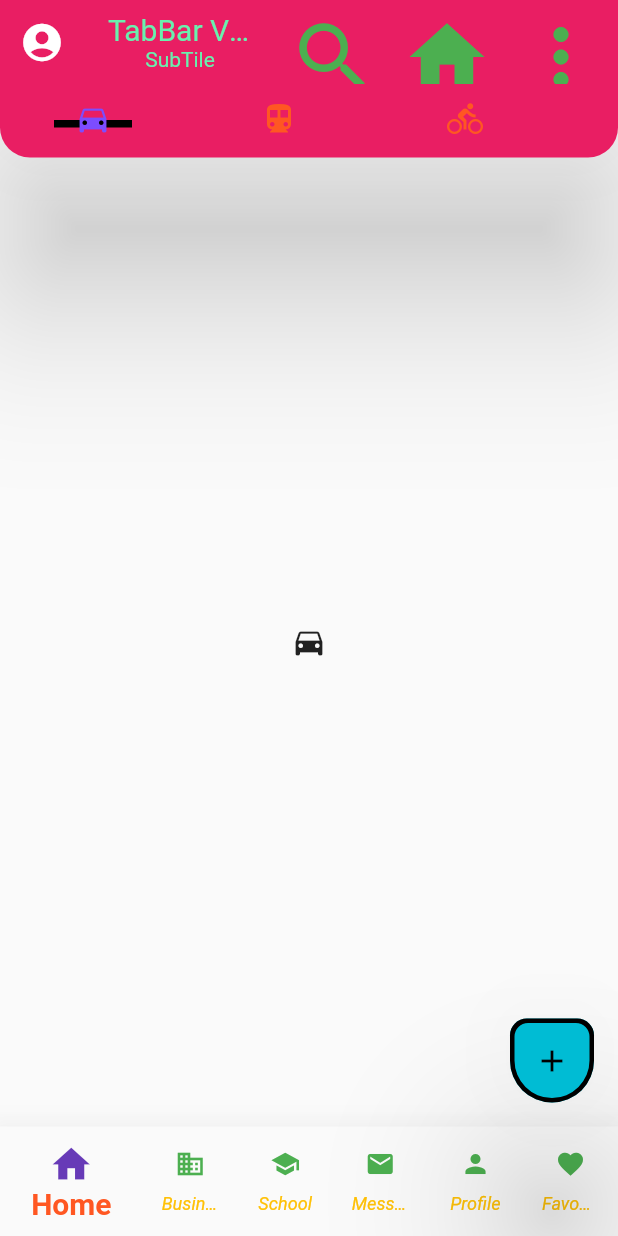
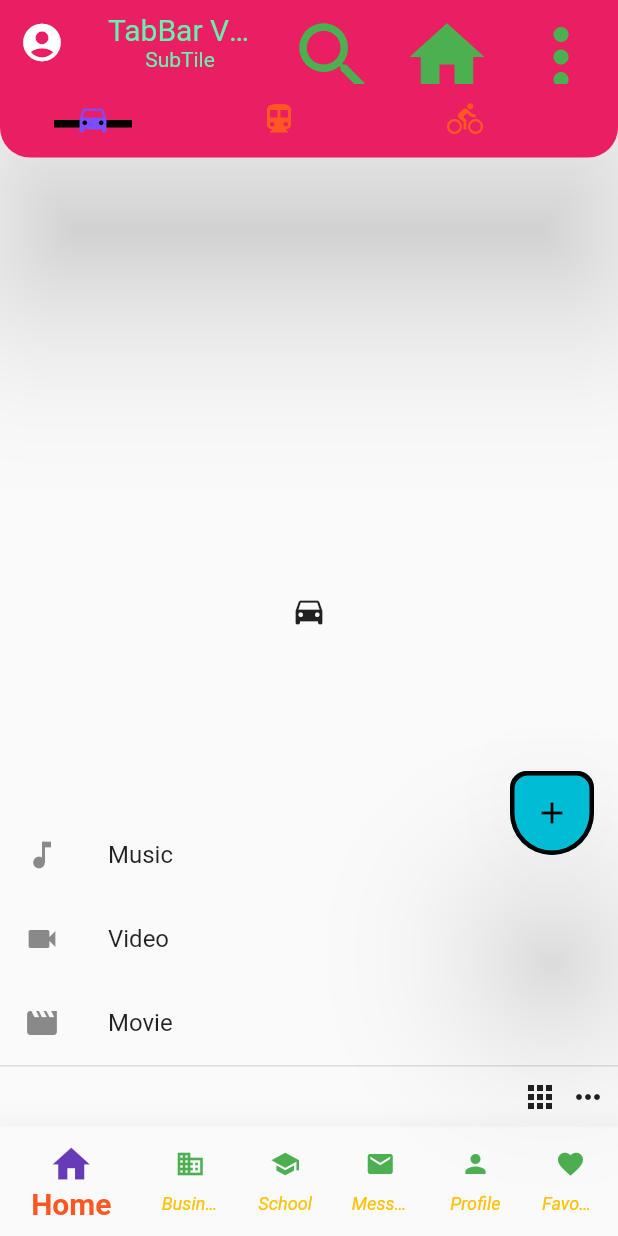
Before and after one commit to VikasPawar2112/material_widgets, a Flutter app: the screen it shows after launch, on a phone screen of 412 x 824 dp. Run offline on Flutter 3.47's test engine with Material 2 defaults, Android fonts, the phone set to English and light mode, and no system bars; our stand-ins replace dio.

Commit message:
1.Add action sheet 2.Add persistentFooterButtons

```diff
--- a/lib/tabview_demo.dart
+++ b/lib/tabview_demo.dart
@@ -246,7 +246,8 @@ class MaterialWidgetStateDemo extends State<MaterialWidgetDemo> {
                 accountName: Text("Vikas Pawar"),
                 accountEmail: Text("vikaspawar2112@gmail.com"),
                 currentAccountPicture: CircleAvatar(
-                  backgroundImage: NetworkImage('https://www.rd.com/wp-content/uploads/2017/09/01-shutterstock_476340928-Irina-Bg-1024x683.jpg'),
+                  backgroundImage: NetworkImage(
+                      'https://www.rd.com/wp-content/uploads/2017/09/01-shutterstock_476340928-Irina-Bg-1024x683.jpg'),
                   foregroundColor: Colors.pink,
                   backgroundColor:
                       Theme.of(context).platform == TargetPlatform.iOS
@@ -256,7 +257,7 @@ class MaterialWidgetStateDemo extends State<MaterialWidgetDemo> {
                     "A",
                     style: TextStyle(fontSize: 40.0),
                   ),
-                /*  child: ClipOval(
+                  /*  child: ClipOval(
                     child: Image.network(
                       'https://www.rd.com/wp-content/uploads/2017/09/01-shutterstock_476340928-Irina-Bg-1024x683.jpg',
                     ),
@@ -347,6 +348,37 @@ class MaterialWidgetStateDemo extends State<MaterialWidgetDemo> {
             ],
           ),
         ),
+        drawerScrimColor: Colors.deepOrangeAccent,
+//        backgroundColor: Colors.white,
+//      drawerEdgeDragWidth: 100,
+        drawerDragStartBehavior: DragStartBehavior.down,
+//        endDrawer: Drawer(),
+        bottomSheet: Container(
+          child: Wrap(
+            children: <Widget>[
+              ListTile(
+                  leading: Icon(Icons.music_note),
+                  title: Text('Music'),
+                  onTap: () => {}),
+              ListTile(
+                leading: Icon(Icons.videocam),
+                title: Text('Video'),
+                onTap: () => {},
+              ),
+              ListTile(
+                leading: Icon(Icons.movie),
+                title: Text('Movie'),
+                onTap: () => {},
+              ),
+            ],
+          ),
+        ),
+        resizeToAvoidBottomInset: true,
+        resizeToAvoidBottomPadding: true,
+        persistentFooterButtons: <Widget>[
+          Icon(Icons.apps),
+          Icon(Icons.more_horiz)
+        ],
       ),
     );
   }
```
